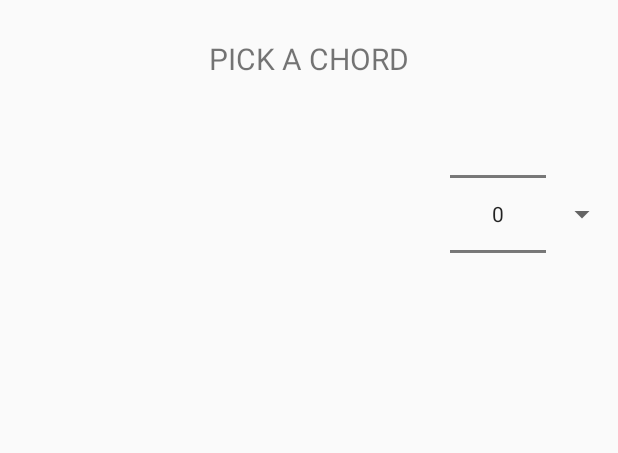
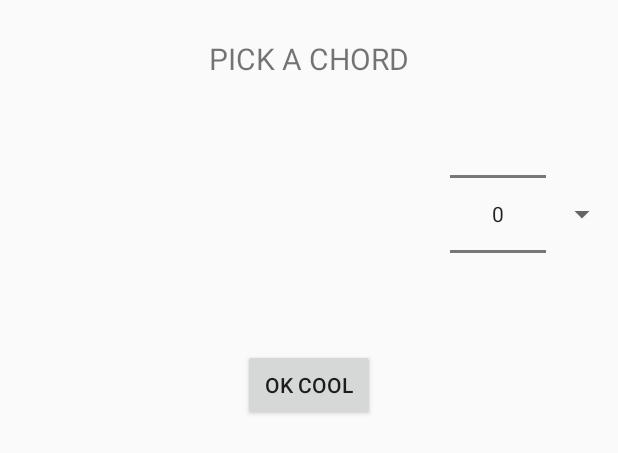
Before and after one commit to CALICAWESOME/MusicApp, an Android app: the layout chord_picker.xml on its own in the app's theme, with its tools: preview values and no code run, on a phone screen of 412 x 824 dp. Shown: the top 453 px of the screen. Run offline under Robolectric (Android 15) with nearby library versions, the light colour scheme and no system bars.

Commit message:
add button to chord picker

```diff
--- a/app/src/main/res/layout/chord_picker.xml
+++ b/app/src/main/res/layout/chord_picker.xml
@@ -12,6 +12,7 @@
         android:gravity="center"/>
 
     <LinearLayout
+        android:id="@+id/pickersGoHere"
         android:layout_width="wrap_content"
         android:layout_height="wrap_content"
         android:orientation="horizontal"
@@ -30,4 +31,14 @@
             android:layout_height="wrap_content" />
 
     </LinearLayout>
+
+    <Button
+        android:id="@+id/done"
+        android:layout_width="wrap_content"
+        android:layout_height="wrap_content"
+        android:text="OK COOL"
+        android:layout_centerHorizontal="true"
+        android:layout_below="@id/pickersGoHere" />
+
+
 </RelativeLayout>
```
Also changed, not shown: app/src/main/java/edu/wit/mobileapp/musicapp/DAW.java (+18 -3 lines).
